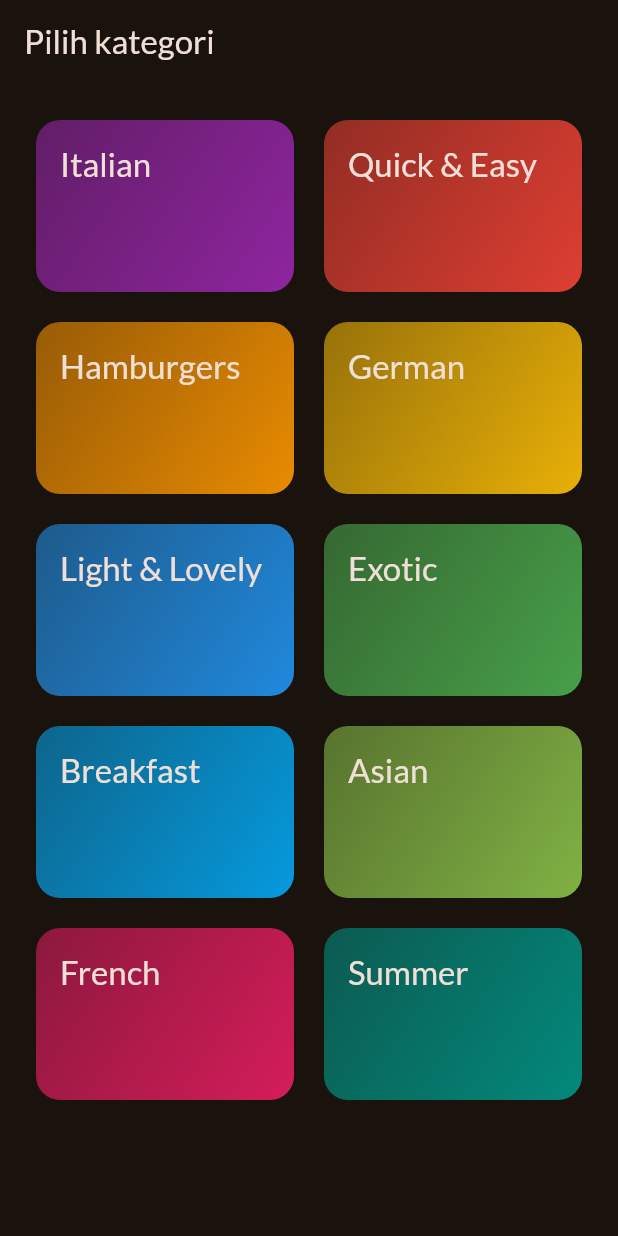
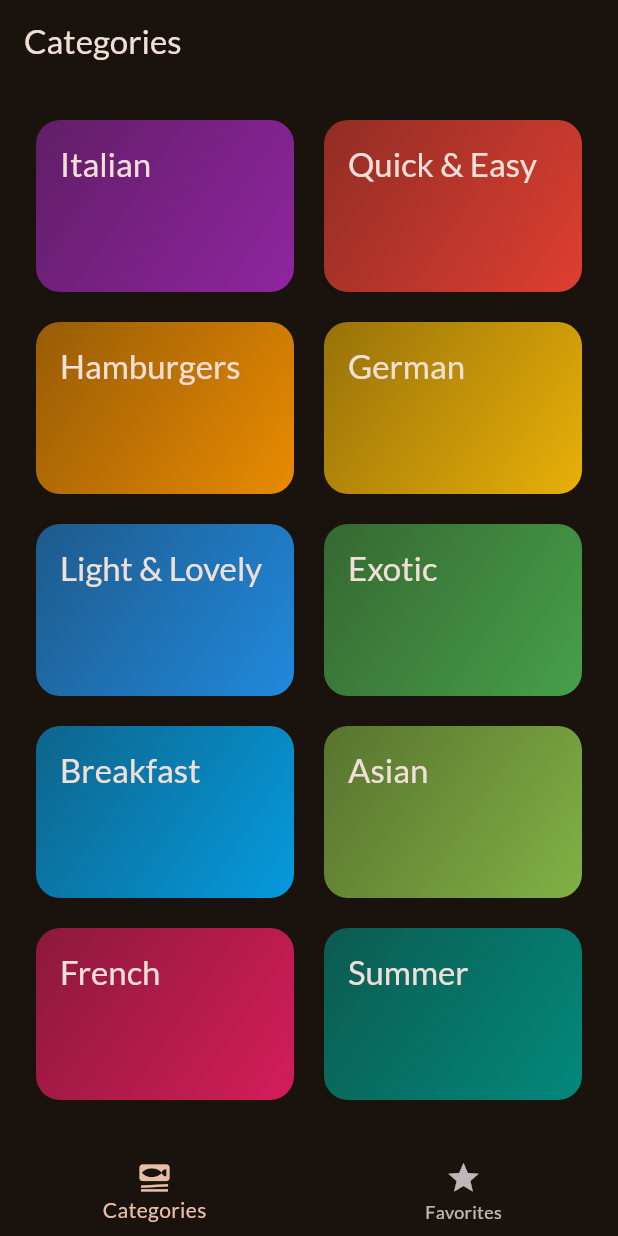
Before and after one commit to dimpram101/pesaninaja, a Flutter app: the screen it shows after launch, on a phone screen of 412 x 824 dp. Run offline on Flutter 3.47's test engine with Material 2 defaults, Android fonts, the phone set to English and light mode, and no system bars; our stand-ins replace google_fonts, transparent_image.

Commit message:
add tab screen with favorite toggle for meal

```diff
--- a/lib/main.dart
+++ b/lib/main.dart
@@ -1,7 +1,7 @@
 import 'package:flutter/material.dart';
 
 import 'package:google_fonts/google_fonts.dart';
-import 'package:pesaninaja/screens/categories.dart';
+import 'package:pesaninaja/screens/tabs.dart';
 
 final theme = ThemeData(
   useMaterial3: true,
@@ -23,7 +23,7 @@
   Widget build(BuildContext context) {
     return MaterialApp(
       theme: theme,
-      home: const CategoriesScreen(),
+      home: const TabsScreen(),
     );
   }
 }
--- a/lib/screens/categories.dart
+++ b/lib/screens/categories.dart
@@ -1,20 +1,29 @@
 import 'package:flutter/material.dart';
 import 'package:pesaninaja/data/dummy_data.dart';
 import 'package:pesaninaja/models/category.dart';
+import 'package:pesaninaja/models/meal.dart';
 import 'package:pesaninaja/screens/meals.dart';
 import 'package:pesaninaja/widgets/category_grid_item.dart';
 
 class CategoriesScreen extends StatelessWidget {
-  const CategoriesScreen({super.key});
+  final void Function(Meal meal) onToggleFavorite;
+
+  const CategoriesScreen({
+    super.key,
+    required this.onToggleFavorite,
+  });
 
   void _selectCategory(BuildContext context, Category category) {
-    final filteredMeal = dummyMeals.where((meal) => meal.categories.contains(category.id)).toList();
+    final filteredMeal = dummyMeals
+        .where((meal) => meal.categories.contains(category.id))
+        .toList();
 
     Navigator.of(context).push(
       MaterialPageRoute(
         builder: (context) => MealsScreen(
           title: category.title,
           meals: filteredMeal,
+          onToggleFavorite: onToggleFavorite,
         ),
       ),
     );
@@ -22,11 +31,7 @@
 
   @override
   Widget build(BuildContext context) {
-    return Scaffold(
-      appBar: AppBar(
-        title: const Text("Pilih kategori"),
-      ),
-      body: GridView(
+    return GridView(
       padding: const EdgeInsets.all(24),
       gridDelegate: const SliverGridDelegateWithFixedCrossAxisCount(
         crossAxisCount: 2,
@@ -41,7 +46,6 @@
             onSelectCategory: () => _selectCategory(context, category),
           )
       ],
-      ),
     );
   }
 }
--- /dev/null
+++ b/lib/screens/tabs.dart
@@ -0,0 +1,71 @@
+import 'package:flutter/material.dart';
+import 'package:pesaninaja/models/meal.dart';
+import 'package:pesaninaja/screens/categories.dart';
+import 'package:pesaninaja/screens/meals.dart';
+
+class TabsScreen extends StatefulWidget {
+  const TabsScreen({super.key});
+
+  @override
+  State<TabsScreen> createState() {
+    return _TabsScreenState();
+  }
+}
+
+class _TabsScreenState extends State<TabsScreen> {
+  int _selectedPageIndex = 0;
+  final List<Meal> _favoriteMeals = [];
+
+  void _toggleFavoriteMeal(Meal meal) {
+    final isExisting = _favoriteMeals.contains(meal);
+
+    if (isExisting) {
+      _favoriteMeals.remove(meal);
+    } else {
+      _favoriteMeals.add(meal);
+    }
+  }
+
+  void _selectPage(int index) {
+    setState(() {
+      _selectedPageIndex = index;
+    });
+  }
+
+  @override
+  Widget build(BuildContext context) {
+    Widget activePage = CategoriesScreen(
+      onToggleFavorite: _toggleFavoriteMeal,
+    );
+    var activePageTitle = "Categories";
+
+    if (_selectedPageIndex == 1) {
+      activePage = MealsScreen(
+        meals: _favoriteMeals,
+        onToggleFavorite: _toggleFavoriteMeal,
+      );
+      activePageTitle = "Favorites";
+    }
+
+    return Scaffold(
+      appBar: AppBar(
+        title: Text(activePageTitle),
+      ),
+      body: activePage,
+      bottomNavigationBar: BottomNavigationBar(
+        onTap: _selectPage,
+        currentIndex: _selectedPageIndex,
+        items: const [
+          BottomNavigationBarItem(
+            icon: Icon(Icons.set_meal),
+            label: "Categories",
+          ),
+          BottomNavigationBarItem(
+            icon: Icon(Icons.star),
+            label: "Favorites",
+          ),
+        ],
+      ),
+    );
+  }
+}
```
Also changed, not shown: lib/screens/meal_detail.dart (+12 -1 lines), lib/screens/meals.dart (+10 -3 lines). Lines whose indentation alone changed are shown as unchanged.
